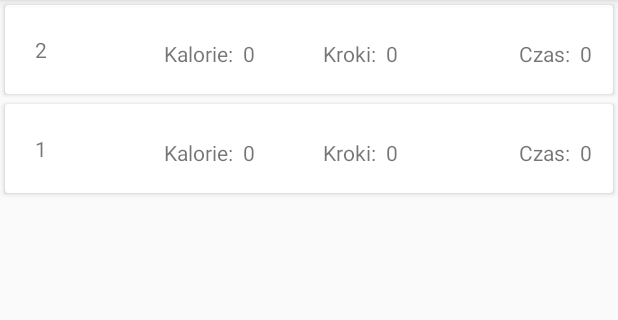
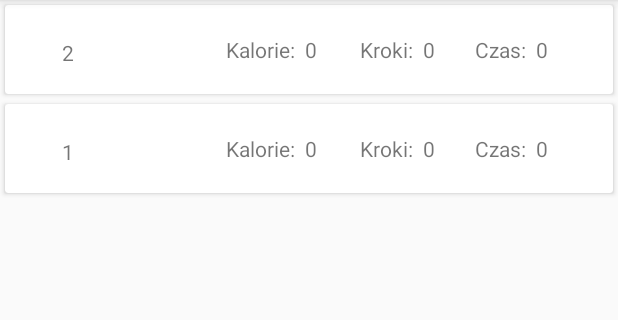
Before and after one commit to hyouka27/FitApps, an Android app: the History screen opened directly, with no data from a screen before it, on a phone screen of 412 x 824 dp, the part 84-404 px from its top. Run offline under Robolectric (Android 15) with nearby library versions, the phone set to English and light mode, and no system bars; our stand-ins replace Room's generated code.

Commit message:
Poprawki gui i opisów.

```diff
--- a/app/src/main/java/com/example/fitapps/EndRunActivity.kt
+++ b/app/src/main/java/com/example/fitapps/EndRunActivity.kt
@@ -22,12 +22,9 @@ class EndRunActivity : AppCompatActivity() {
         super.onCreate(savedInstanceState)
         setContentView(R.layout.activity_end_run)
         StepActivity.sum
-        println("endo")
         val end=Stepglobal.stepglobal
         val ended2=StepActivity.sum2
-        println("endo")
         val score=ended2-end
-        println("ends")
         val startcalo=Stepglobal.calos
         val endcalo=StepActivity.endcalo
         //Warunek jeżeli nie ma kroków nie spala kalori, zabezpieczenie
@@ -35,6 +32,9 @@ class EndRunActivity : AppCompatActivity() {
             Caloplus.caloplus
             val scorec=0
             caloplus=scorec
+            Toast.makeText(this, "Za krótka aktywność, rusz się!", Toast.LENGTH_SHORT).show()
+            val intent = Intent(this, StepToday::class.java)
+            startActivity(intent)
         }
         else if(score>0){
         val scorec=endcalo-startcalo
--- a/app/src/main/java/com/example/fitapps/StepToday.kt
+++ b/app/src/main/java/com/example/fitapps/StepToday.kt
@@ -95,7 +95,6 @@ class StepToday : AppCompatActivity(),SensorEventListener {
     }
 
     //zapis i wyświetlanie kroków plus data bieżąca
-    @RequiresApi(Build.VERSION_CODES.O)
     override fun onSensorChanged(event: SensorEvent) {
         if (running==true) {
             //liczenie ile kroków to kaloria, musi być float gdyż przelicznik jest zbyt mały by robić to na incie
@@ -110,7 +109,6 @@ class StepToday : AppCompatActivity(),SensorEventListener {
             stepglobal=stepse
             Stepglobal.calos
             calos=calotodayint
-            //addItem(currentuser, stepglobal.toString())
         }
     }
     override fun onBackPressed() {
--- a/app/src/main/res/layout/activity_end_run.xml
+++ b/app/src/main/res/layout/activity_end_run.xml
@@ -43,7 +43,7 @@
         android:layout_height="wrap_content"
         android:layout_marginStart="151dp"
         android:layout_marginTop="34dp"
-        android:layout_marginEnd="172dp"
+        android:layout_marginEnd="161dp"
         android:layout_marginBottom="36dp"
         android:text="Wróć"
         android:textSize="14sp"
--- a/app/src/main/res/layout/activity_step_today.xml
+++ b/app/src/main/res/layout/activity_step_today.xml
@@ -75,7 +75,7 @@
         android:layout_width="wrap_content"
         android:layout_height="wrap_content"
         android:layout_marginStart="8dp"
-        android:layout_marginTop="250dp"
+        android:layout_marginTop="200dp"
         android:layout_marginEnd="8dp"
         android:text="Dodaj aktywność"
         android:textSize="18sp"
--- a/app/src/main/res/layout/custom_view.xml
+++ b/app/src/main/res/layout/custom_view.xml
@@ -17,10 +17,12 @@
 
         <TextView
             android:id="@+id/Id"
-            android:layout_width="wrap_content"
-            android:layout_height="wrap_content"
+            android:layout_width="27dp"
+            android:layout_height="15dp"
             android:layout_margin="10dp"
+            android:layout_marginEnd="2dp"
             app:layout_constraintBottom_toBottomOf="parent"
+            app:layout_constraintEnd_toStartOf="@+id/Name"
             app:layout_constraintStart_toStartOf="parent"
             app:layout_constraintTop_toTopOf="parent"
             tools:text="100" />
@@ -30,8 +32,9 @@
             android:layout_width="wrap_content"
             android:layout_height="wrap_content"
             android:layout_margin="10dp"
-            android:layout_marginStart="36dp"
+            android:layout_marginStart="1dp"
             android:layout_marginTop="36dp"
+            android:layout_marginEnd="5dp"
             app:layout_constraintBottom_toBottomOf="parent"
             app:layout_constraintEnd_toStartOf="@+id/Calo"
             app:layout_constraintHorizontal_bias="0.324"
@@ -44,40 +47,42 @@
             android:id="@+id/Calo"
             android:layout_width="wrap_content"
             android:layout_height="wrap_content"
-            android:layout_marginStart="3dp"
+            android:layout_marginStart="15dp"
             android:layout_marginTop="8dp"
-            android:layout_marginEnd="3dp"
+            android:layout_marginEnd="5dp"
             app:layout_constraintBottom_toBottomOf="parent"
             app:layout_constraintEnd_toStartOf="@+id/Steps"
             app:layout_constraintStart_toEndOf="@+id/Name"
             app:layout_constraintTop_toTopOf="parent"
-            app:layout_constraintVertical_bias="0.416"
+            app:layout_constraintVertical_bias="0.166"
             tools:text="Calo" />
 
         <TextView
             android:id="@+id/Steps"
             android:layout_width="wrap_content"
             android:layout_height="wrap_content"
-            android:layout_marginStart="15dp"
+            android:layout_marginStart="5dp"
             android:layout_marginTop="8dp"
-            android:layout_marginEnd="53dp"
+            android:layout_marginEnd="2dp"
             app:layout_constraintBottom_toBottomOf="parent"
             app:layout_constraintEnd_toStartOf="@+id/Time"
             app:layout_constraintStart_toEndOf="@+id/Calo"
             app:layout_constraintTop_toTopOf="parent"
-            app:layout_constraintVertical_bias="0.416"
+            app:layout_constraintVertical_bias="0.166"
             tools:text="Steps" />
 
         <TextView
             android:id="@+id/Time"
             android:layout_width="wrap_content"
             android:layout_height="wrap_content"
+            android:layout_marginStart="6dp"
             android:layout_marginTop="8dp"
-            android:layout_marginEnd="4dp"
+            android:layout_marginEnd="15dp"
             app:layout_constraintBottom_toBottomOf="parent"
             app:layout_constraintEnd_toEndOf="parent"
+            app:layout_constraintStart_toEndOf="@+id/Steps"
             app:layout_constraintTop_toTopOf="parent"
-            app:layout_constraintVertical_bias="0.416"
+            app:layout_constraintVertical_bias="0.166"
             tools:text="Steps" />
     </androidx.constraintlayout.widget.ConstraintLayout>
 </com.google.android.material.card.MaterialCardView>
```
Also changed, not shown: app/src/main/java/com/example/fitapps/RunActivity.kt (+3 -4 lines).
